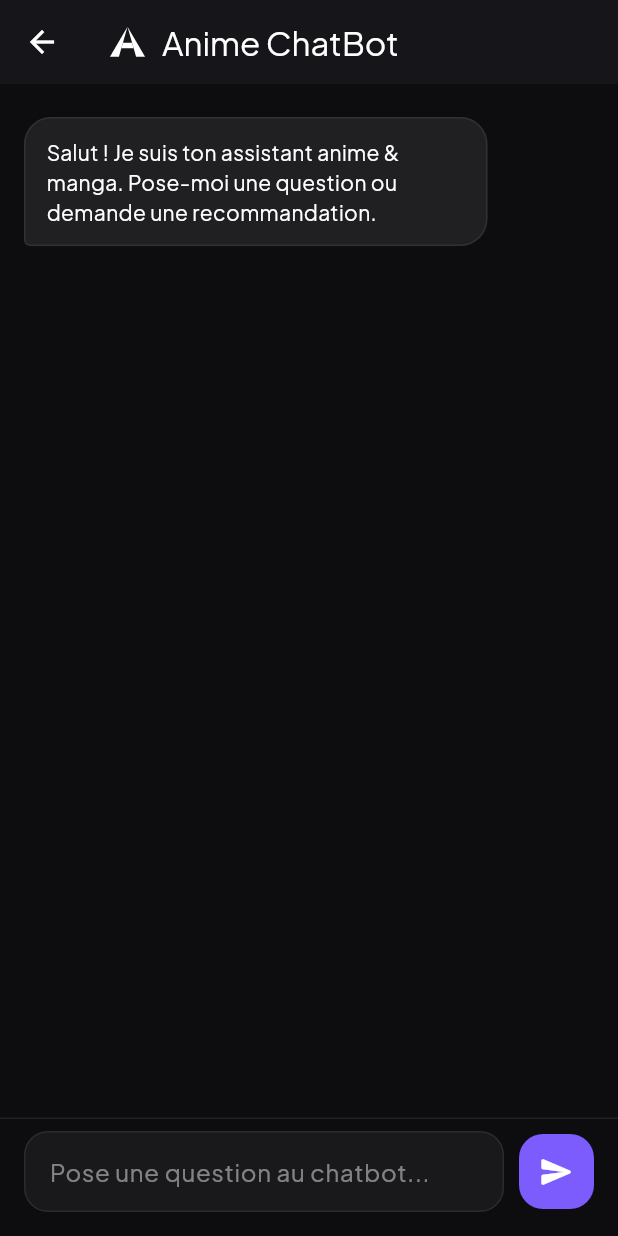
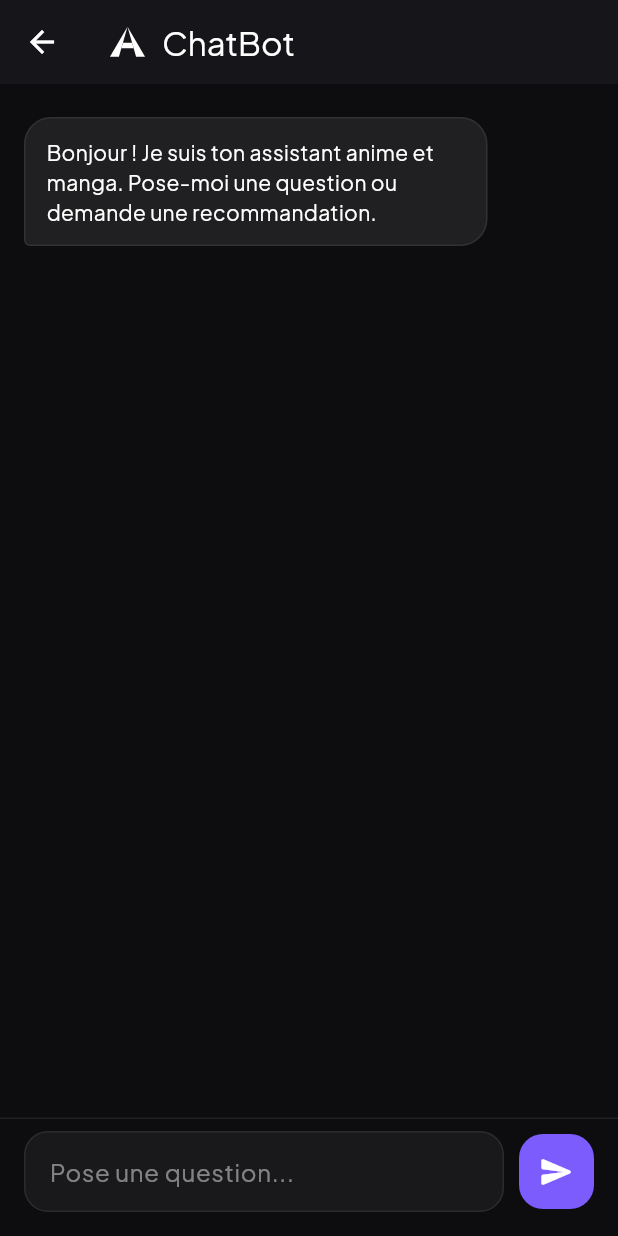
Before and after one commit to abdelhaqouballouk0-droid/Anify---Anime-Manga, a Flutter app: the ChatBotScreen screen opened directly, on a phone screen of 412 x 824 dp. Run offline on Flutter 3.47's test engine with Material 3 defaults, Android fonts, the phone set to English and light mode, and no system bars; our stand-ins replace google_fonts.

Commit message:
fix: rewrite chatbot with pure ASCII quotes to fix Dart compile error v1.7.1+17

```diff
--- a/lib/screens/chatbot_screen.dart
+++ b/lib/screens/chatbot_screen.dart
@@ -21,8 +21,7 @@ class _ChatBotScreenState extends State<ChatBotScreen> {
   final _controller = TextEditingController();
   final _messages = <ChatMessage>[
     const ChatMessage(
-      text:
-          'Salut ! Je suis ton assistant anime & manga. Pose-moi une question ou demande une recommandation.',
+      text: "Bonjour ! Je suis ton assistant anime et manga. Pose-moi une question ou demande une recommandation.",
       fromUser: false,
     ),
   ];
@@ -50,15 +49,15 @@ class _ChatBotScreenState extends State<ChatBotScreen> {
 
   String _composeReply(String query) {
     final lower = query.toLowerCase();
-    if (lower.contains(‘recommande’) ||
-        lower.contains(‘recommend’) ||
-        lower.contains(‘sugg’)) {
+    if (lower.contains("recommande") ||
+        lower.contains("recommend") ||
+        lower.contains("sugg")) {
       return "Je te recommande : Shadow Exorcist, Blade of Twilight, Infinite Ascent et Edge Reaper. Dis-moi si tu preferes action ou fantasy !";
     }
-    if (lower.contains(‘manga’)) {
-      return "Pour du manga, Edge Reaper, Endless Voyage et Double Veil sont d’excellents choix selon ton style. Tu veux un resume ?";
+    if (lower.contains("manga")) {
+      return "Pour du manga, Edge Reaper, Endless Voyage et Double Veil sont d'excellents choix. Tu veux un resume ?";
     }
-    if (lower.contains(‘anime’)) {
+    if (lower.contains("anime")) {
       return "Pour un anime recent, essaie Shadow Exorcist ou Blade of Twilight. Pour quelque chose de plus pose, Eternal Wanderer est top.";
     }
     for (final m in SampleData.searchPool) {
@@ -67,24 +66,24 @@ class _ChatBotScreenState extends State<ChatBotScreen> {
         return "${m.title} (${m.jpTitle}) : ${m.synopsis}";
       }
     }
-    if (lower.contains(‘quiz’)) {
+    if (lower.contains("quiz")) {
       return "Tu peux lancer le quiz depuis le menu principal. Pret a tester tes connaissances ?";
     }
-    if (lower.contains(‘genre’)) {
+    if (lower.contains("genre")) {
       return "Tu peux explorer des genres comme Action, Fantasy, Supernatural, Adventure ou Comedy. Quel ton veux-tu ?";
     }
-    return "Je suis la pour t’aider avec anime et manga. Demande-moi une recommandation, un resume ou un titre similaire.";
+    return "Je suis la pour t'aider avec anime et manga. Demande-moi une recommandation, un resume ou un titre similaire.";
   }
 
   @override
   Widget build(BuildContext context) {
     return Scaffold(
       appBar: AppBar(
-        title: Row(
-          children: const [
+        title: const Row(
+          children: [
             AppLogo(size: 26, withBackground: false),
             SizedBox(width: 10),
-            Text('Anime ChatBot'),
+            Text("ChatBot"),
           ],
         ),
         backgroundColor: AppColors.surface,
@@ -126,8 +125,9 @@ class _ChatBotScreenState extends State<ChatBotScreen> {
                       child: Text(
                         message.text,
                         style: TextStyle(
-                          color:
-                              message.fromUser ? Colors.white : AppColors.text1,
+                          color: message.fromUser
+                              ? Colors.white
+                              : AppColors.text1,
                           height: 1.45,
                         ),
                       ),
@@ -154,9 +154,9 @@ class _ChatBotScreenState extends State<ChatBotScreen> {
                       cursorColor: AppColors.accent,
                       style: const TextStyle(color: Colors.white),
                       decoration: const InputDecoration(
-                        contentPadding:
-                            EdgeInsets.symmetric(horizontal: 16, vertical: 14),
-                        hintText: 'Pose une question au chatbot...',
+                        contentPadding: EdgeInsets.symmetric(
+                            horizontal: 16, vertical: 14),
+                        hintText: "Pose une question...",
                         hintStyle: TextStyle(color: AppColors.text3),
                         border: InputBorder.none,
                       ),
@@ -179,7 +179,7 @@ class _ChatBotScreenState extends State<ChatBotScreen> {
                 ),
               ],
             ),
-          )
+          ),
         ],
       ),
     );
--- a/pubspec.yaml
+++ b/pubspec.yaml
@@ -1,7 +1,7 @@
 name: nify
 description: "Nify — Your personal anime and manga info tracker."
 publish_to: 'none'
-version: 1.7.0+16
+version: 1.7.1+17
 
 environment:
   sdk: '>=3.3.0 <4.0.0'
```
